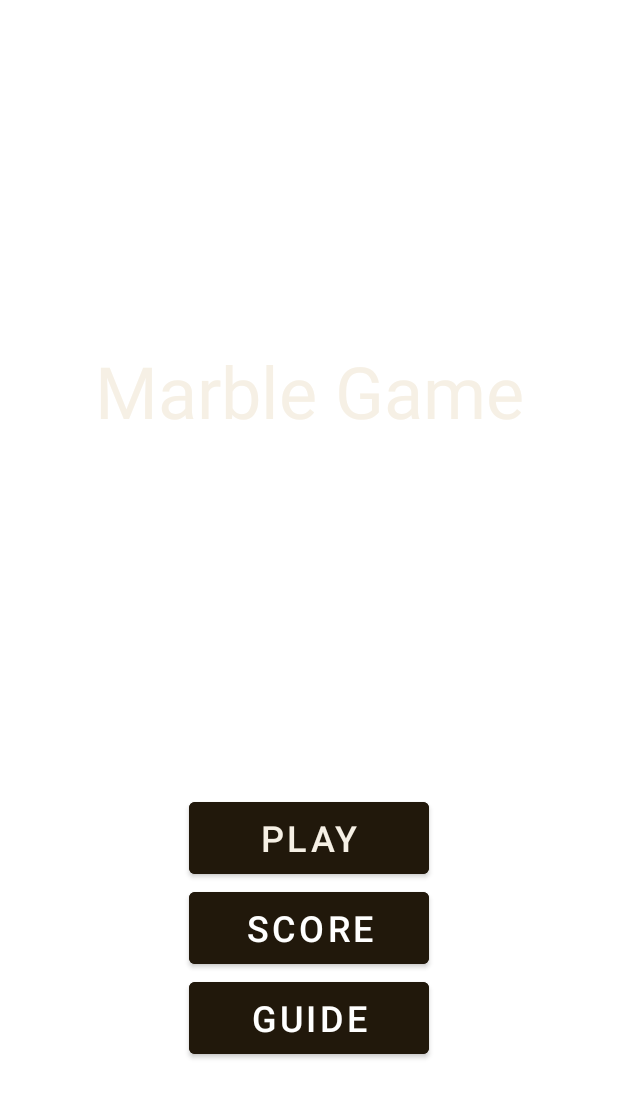
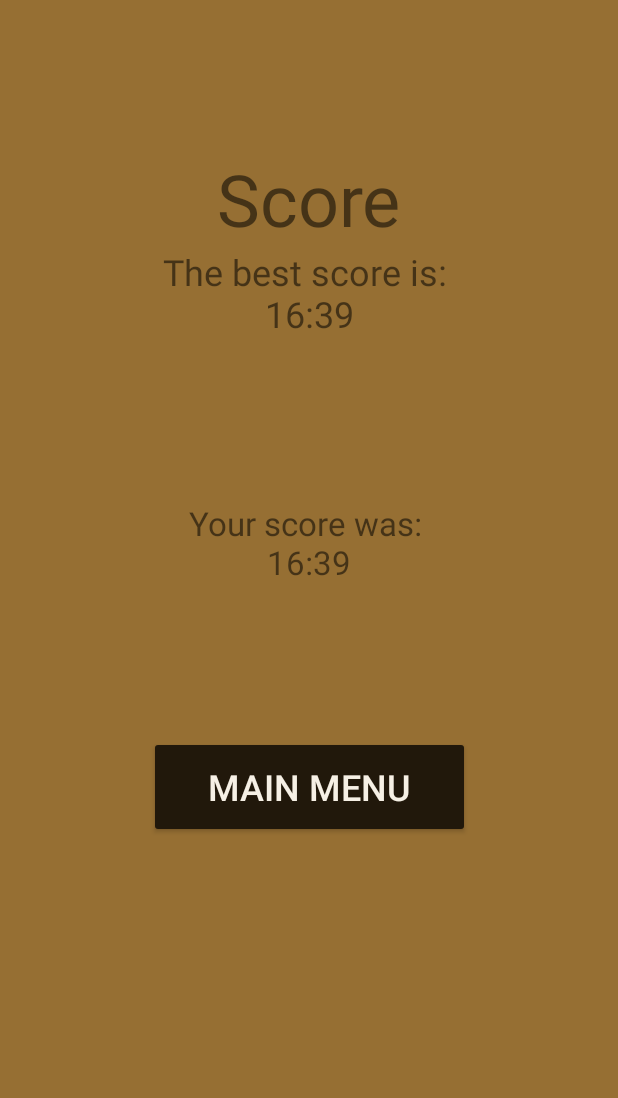
Before and after one commit to ahmedbagh/guitar-zero, an Android app: the screen it shows after launch (MainActivity before the commit, ScoreActivity after it), after a tap on "SCORE", on a phone screen of 412 x 824 dp. Shown: the top 1098 px of the screen. Run offline under Robolectric (Android 15) with nearby library versions, the phone set to English and light mode, and no system bars.

Commit message:
Add Score Page

```diff
--- a/app/src/main/AndroidManifest.xml
+++ b/app/src/main/AndroidManifest.xml
@@ -39,6 +39,14 @@
                 android:name="android.app.lib_name"
                 android:value="" />
         </activity>
+        <activity
+            android:name=".ScoreActivity"
+            android:exported="false">
+
+            <meta-data
+                android:name="android.app.lib_name"
+                android:value="" />
+        </activity>
     </application>
 
 </manifest>
--- a/app/src/main/java/helloandroid/ut3/myapplication/MainActivity.java
+++ b/app/src/main/java/helloandroid/ut3/myapplication/MainActivity.java
@@ -39,10 +39,8 @@ public class MainActivity extends AppCompatActivity {
 
 
         scoreBtn.setOnClickListener(v -> {
-//            Intent intent = new Intent(v.getContext(), ScoreActivity.class);
-//            startActivity(intent);
-            Toast.makeText(this, "Score",
-                    Toast.LENGTH_LONG).show();
+            Intent intent = new Intent(v.getContext(), ScoreActivity.class);
+            startActivity(intent);
         });
 
         guideBtn.setOnClickListener(v -> {
--- /dev/null
+++ b/app/src/main/java/helloandroid/ut3/myapplication/ScoreActivity.java
@@ -0,0 +1,67 @@
+package helloandroid.ut3.myapplication;
+
+import android.app.Activity;
+import android.content.Intent;
+import android.content.SharedPreferences;
+import android.os.Bundle;
+import android.preference.PreferenceManager;
+import android.view.Window;
+import android.view.WindowManager;
+import android.widget.Button;
+import android.widget.TextView;
+
+import java.text.SimpleDateFormat;
+import java.util.Date;
+import java.util.TimeZone;
+
+public class ScoreActivity extends Activity {
+
+    @Override
+    protected void onCreate(Bundle savedInstanceState) {
+        super.onCreate(savedInstanceState);
+        getWindow().setFlags(
+                WindowManager.LayoutParams.FLAG_FULLSCREEN,
+                WindowManager.LayoutParams.FLAG_FULLSCREEN
+        );
+        this.requestWindowFeature(Window.FEATURE_NO_TITLE);
+        setContentView(R.layout.activity_score);
+
+        SharedPreferences saved_values = PreferenceManager.getDefaultSharedPreferences(getApplicationContext());
+        Integer currentScore = saved_values.getInt("current_score", 999999);
+        Integer bestScore = saved_values.getInt("best_score", 999999);
+
+        System.out.println("current" + currentScore);
+        System.out.println("best" + bestScore);
+        if (currentScore <= bestScore) {
+            bestScore = currentScore;
+            SharedPreferences.Editor editor = saved_values.edit();
+            editor.putInt("best_score", bestScore);
+            editor.commit();
+        }
+
+        SimpleDateFormat sdf = new SimpleDateFormat("mm:ss");
+        sdf.setTimeZone(TimeZone.getTimeZone("UTC"));
+        String BestTime = sdf.format(new Date(bestScore));
+
+        TextView scoreText = findViewById(R.id.BestScore);
+        scoreText.setText("The best score is: \n" + BestTime);
+
+        String CurrentTime = sdf.format(new Date(currentScore));
+        TextView currentScoreText = findViewById(R.id.CurrentScore);
+        currentScoreText.setText("Your score was: \n" + CurrentTime);
+
+        initListener();
+    }
+
+    private void initListener() {
+        Button returnHomeBtn = findViewById(R.id.returnHomeBtn);
+
+        returnHomeBtn.setOnClickListener(v -> {
+            Intent intent = new Intent(v.getContext(), MainActivity.class);
+            startActivity(intent);
+        });
+    }
+
+    public ScoreActivity() {
+    }
+}
--- /dev/null
+++ b/app/src/main/res/layout/activity_score.xml
@@ -0,0 +1,59 @@
+<?xml version="1.0" encoding="utf-8"?>
+<androidx.constraintlayout.widget.ConstraintLayout xmlns:android="http://schemas.android.com/apk/res/android"
+    xmlns:app="http://schemas.android.com/apk/res-auto"
+    xmlns:tools="http://schemas.android.com/tools"
+    android:layout_width="match_parent"
+    android:layout_height="match_parent"
+    android:background="@color/brown"
+    tools:context=".ScoreActivity">
+
+    <TextView
+        android:id="@+id/ScoreTitle"
+        android:layout_width="wrap_content"
+        android:layout_height="wrap_content"
+        android:layout_marginTop="100dp"
+        android:text="Score"
+        android:textSize="48sp"
+        app:layout_constraintEnd_toEndOf="parent"
+        app:layout_constraintStart_toStartOf="parent"
+        app:layout_constraintTop_toTopOf="parent" />
+    <TextView
+        android:id="@+id/BestScore"
+        android:layout_width="wrap_content"
+        android:layout_height="wrap_content"
+        app:layout_constraintStart_toStartOf="parent"
+        app:layout_constraintEnd_toEndOf="parent"
+        app:layout_constraintTop_toBottomOf="@id/ScoreTitle"
+        android:textSize="24sp"
+        android:textAlignment="center"
+
+        android:text="The best score is: "/>
+
+    <TextView
+        android:id="@+id/CurrentScore"
+        android:layout_width="wrap_content"
+        android:layout_height="wrap_content"
+        app:layout_constraintBottom_toBottomOf="@id/returnHomeBtn"
+        app:layout_constraintEnd_toEndOf="parent"
+        app:layout_constraintStart_toStartOf="parent"
+        android:text="Your current score is: "
+        android:textAlignment="center"
+        android:textSize="22sp"
+        app:layout_constraintTop_toBottomOf="@+id/ScoreTitle">
+    </TextView>
+
+    <Button
+        android:id="@+id/returnHomeBtn"
+        android:layout_width="214dp"
+        android:layout_height="68dp"
+        android:backgroundTint="@color/yellow_1"
+        android:text="Main Menu"
+        android:textColor="@color/yellow"
+        android:textSize="24sp"
+        app:layout_constraintBottom_toBottomOf="parent"
+        app:layout_constraintEnd_toEndOf="parent"
+        app:layout_constraintStart_toStartOf="parent"
+        app:layout_constraintTop_toBottomOf="@id/BestScore" />
+
+
+</androidx.constraintlayout.widget.ConstraintLayout>
```
